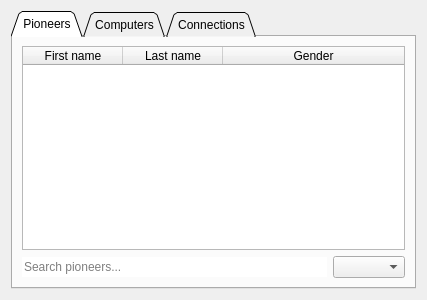
Old version of the form hoopergui/search_widget.ui in the repository VLN1-15-30/fall-project.
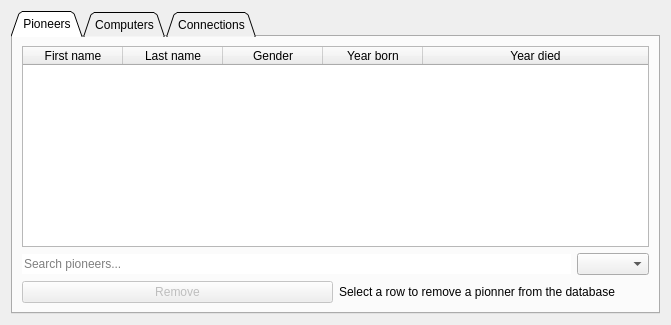
New version of the form. The open tabs and pages were chosen to show the change.

Commit message: search and remove interface

```diff
--- a/hoopergui/search_widget.ui
+++ b/hoopergui/search_widget.ui
@@ -6,8 +6,8 @@
    <rect>
     <x>0</x>
     <y>0</y>
-    <width>427</width>
-    <height>300</height>
+    <width>671</width>
+    <height>325</height>
    </rect>
   </property>
   <property name="windowTitle">
@@ -36,6 +36,44 @@
        <string>Pioneers</string>
       </attribute>
       <layout class="QGridLayout" name="gridLayout">
+       <item row="0" column="0">
+        <widget class="QTableWidget" name="table_pioneers">
+         <property name="sortingEnabled">
+          <bool>true</bool>
+         </property>
+         <attribute name="horizontalHeaderStretchLastSection">
+          <bool>true</bool>
+         </attribute>
+         <attribute name="verticalHeaderStretchLastSection">
+          <bool>true</bool>
+         </attribute>
+         <column>
+          <property name="text">
+           <string>First name</string>
+          </property>
+         </column>
+         <column>
+          <property name="text">
+           <string>Last name</string>
+          </property>
+         </column>
+         <column>
+          <property name="text">
+           <string>Gender</string>
+          </property>
+         </column>
+         <column>
+          <property name="text">
+           <string>Year born</string>
+          </property>
+         </column>
+         <column>
+          <property name="text">
+           <string>Year died</string>
+          </property>
+         </column>
+        </widget>
+       </item>
        <item row="1" column="0">
         <layout class="QHBoxLayout" name="horizontalLayout">
          <item>
@@ -56,33 +94,26 @@
          </item>
         </layout>
        </item>
-       <item row="0" column="0">
-        <widget class="QTableWidget" name="table_pioneers">
-         <property name="sortingEnabled">
-          <bool>true</bool>
-         </property>
-         <attribute name="horizontalHeaderStretchLastSection">
-          <bool>true</bool>
-         </attribute>
-         <attribute name="verticalHeaderStretchLastSection">
-          <bool>true</bool>
-         </attribute>
-         <column>
-          <property name="text">
-           <string>First name</string>
-          </property>
-         </column>
-         <column>
-          <property name="text">
-           <string>Last name</string>
-          </property>
-         </column>
-         <column>
-          <property name="text">
-           <string>Gender</string>
-          </property>
-         </column>
-        </widget>
+       <item row="3" column="0">
+        <layout class="QHBoxLayout" name="horizontalLayout_4">
+         <item>
+          <widget class="QPushButton" name="pushButton_remove_Pioneer">
+           <property name="enabled">
+            <bool>false</bool>
+           </property>
+           <property name="text">
+            <string>Remove</string>
+           </property>
+          </widget>
+         </item>
+         <item>
+          <widget class="QLabel" name="label_removePioneer">
+           <property name="text">
+            <string>Select a row to remove a pionner from the database</string>
+           </property>
+          </widget>
+         </item>
+        </layout>
        </item>
       </layout>
      </widget>
```
Left out of the diff: 92 changed lines with no effect on the pictures. The commit also changes 2 other files.
